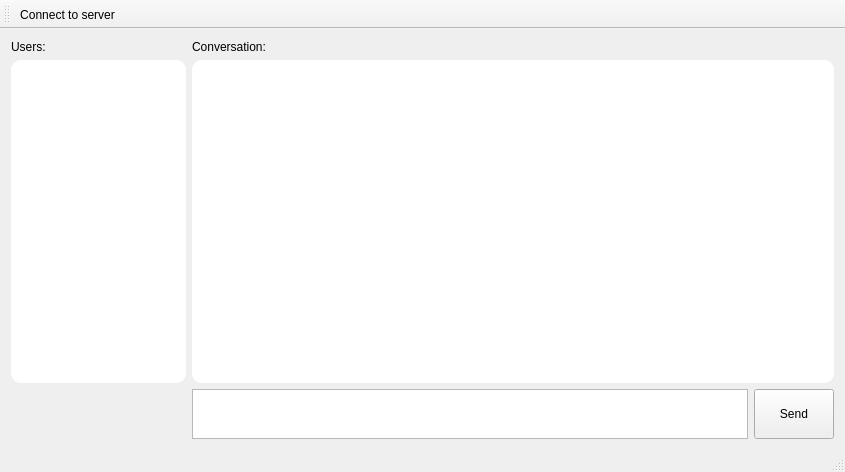
Qt form ChatClient/application.ui (spelka/LinuxChat) before a commit.
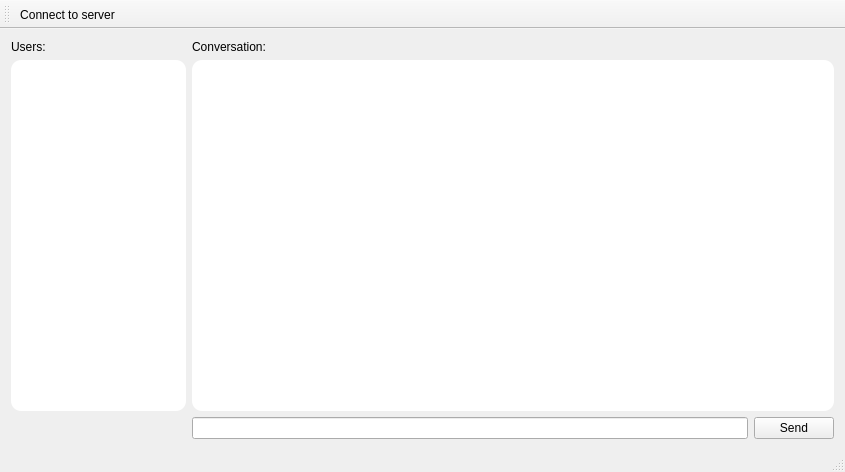
The same form after that commit.

Patch:
```diff
--- a/ChatClient/application.ui
+++ b/ChatClient/application.ui
@@ -27,16 +27,6 @@
         </property>
        </widget>
       </item>
-      <item row="2" column="1">
-       <widget class="QTextEdit" name="msgEdit">
-        <property name="maximumSize">
-         <size>
-          <width>16777215</width>
-          <height>50</height>
-         </size>
-        </property>
-       </widget>
-      </item>
       <item row="1" column="0">
        <widget class="QListView" name="listUsers">
         <property name="maximumSize">
@@ -82,6 +72,13 @@
         </property>
        </widget>
       </item>
+      <item row="2" column="1">
+       <widget class="QLineEdit" name="msgEdit">
+        <property name="maxLength">
+         <number>512</number>
+        </property>
+       </widget>
+      </item>
      </layout>
     </item>
    </layout>
```
